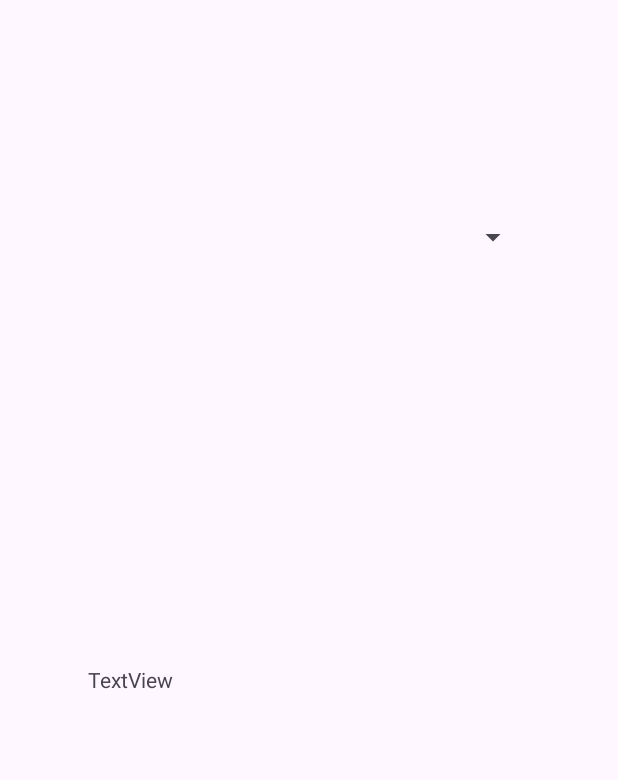
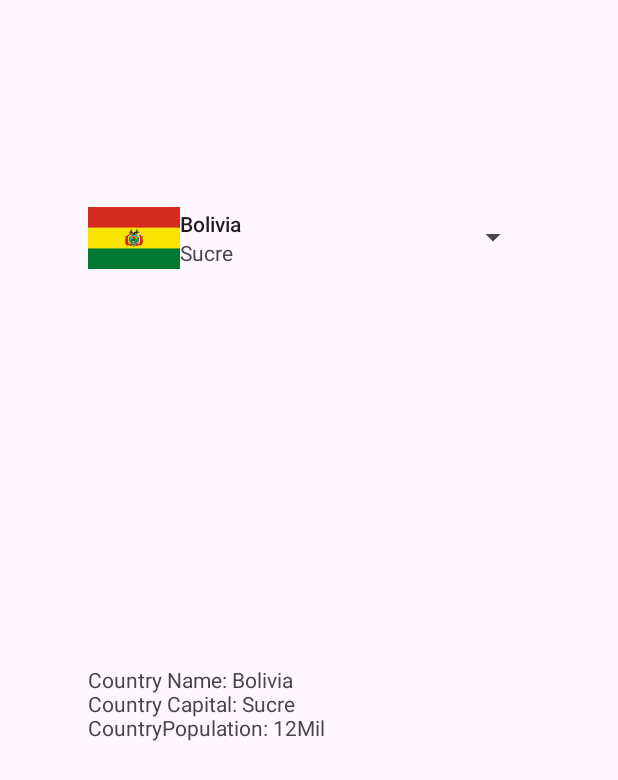
Before and after one commit to yd2058/Exe13_2024, an Android app: the screen it shows after launch (MainActivity), on a phone screen of 412 x 824 dp. Before the commit the part shown is almost empty. Shown: the top 780 px of the screen. Run offline under Robolectric (Android 15) with nearby library versions, the phone set to English and light mode, and no system bars.

Commit message:
added pbjects to spinner and info to textview final

```diff
--- a/app/src/main/java/com/example/exe13_2024/MainActivity.java
+++ b/app/src/main/java/com/example/exe13_2024/MainActivity.java
@@ -3,31 +3,37 @@ package com.example.exe13_2024;
 import android.os.Bundle;
 import android.view.View;
 import android.widget.AdapterView;
+import android.widget.Spinner;
+import android.widget.TextView;
 
-import androidx.activity.EdgeToEdge;
 import androidx.appcompat.app.AppCompatActivity;
-import androidx.core.graphics.Insets;
-import androidx.core.view.ViewCompat;
-import androidx.core.view.WindowInsetsCompat;
 
 public class MainActivity extends AppCompatActivity implements AdapterView.OnItemSelectedListener {
+    int[] flags = {R.drawable.bolivia, R.drawable.congo, R.drawable.kiribati, R.drawable.mongolia, R.drawable.new_zealand,R.drawable.slovakia,R.drawable.spain};
+    String[] pops = {"12Mil","96Mil","129K","3Mil","5Mil","5Mil","47Mil"};
+    String[] names = {"Bolivia", "Congo", "Kiribati", "Mongolia", "New Zealand", "Slovakia", "Spain"};
+    String[] caps = {"Sucre","Kinshasa","Tarawa","Ulaanbaatar","Wellington","Bratislava","Madrid"};
+    Spinner spin;
+    TextView info;
+    Spinadp adp;
 
     @Override
     protected void onCreate(Bundle savedInstanceState) {
         super.onCreate(savedInstanceState);
-        EdgeToEdge.enable(this);
         setContentView(R.layout.activity_main);
-        ViewCompat.setOnApplyWindowInsetsListener(findViewById(R.id.main), (v, insets) -> {
-            Insets systemBars = insets.getInsets(WindowInsetsCompat.Type.systemBars());
-            v.setPadding(systemBars.left, systemBars.top, systemBars.right, systemBars.bottom);
-            return insets;
-        });
+        spin = findViewById(R.id.countspin);
+        info = findViewById(R.id.infotv);
+        adp = new Spinadp(this, flags, names, caps);
+        spin.setAdapter(adp);
+        spin.setOnItemSelectedListener(this);
+        info.setText("Country Name:\nCountry Capital:\nCountryPopulation:");
+
     }
 
 
     @Override
     public void onItemSelected(AdapterView<?> adapterView, View view, int i, long l) {
-
+        info.setText("Country Name: "+names[i]+"\nCountry Capital: "+caps[i]+"\nCountryPopulation: "+pops[i]);
     }
 
 
--- /dev/null
+++ b/app/src/main/java/com/example/exe13_2024/Spinadp.java
@@ -0,0 +1,54 @@
+package com.example.exe13_2024;
+
+import android.content.Context;
+import android.view.LayoutInflater;
+import android.view.View;
+import android.view.ViewGroup;
+import android.widget.BaseAdapter;
+import android.widget.ImageView;
+import android.widget.TextView;
+
+public class Spinadp extends BaseAdapter {
+    private Context context;
+    private int[] flags;
+    private String[] names;
+    private String[] caps;
+    private LayoutInflater inflater;
+
+    public Spinadp(Context context, int[] flags, String[] names, String[] caps){
+        this.context = context;
+        this.flags = flags;
+        this.names = names;
+        this.caps = caps;
+        inflater = LayoutInflater.from(context);
+    }
+    @Override
+    public int getCount() {
+        return names.length;
+    }
+
+
+    @Override
+    public Object getItem(int i) {
+        return names[i];
+    }
+
+
+    @Override
+    public long getItemId(int i) {
+        return i;
+    }
+
+
+    @Override
+    public View getView(int i, View view, ViewGroup parent) {
+        view = inflater.inflate(R.layout.custom_spin_line, parent, false);
+        ImageView flg = view.findViewById(R.id.flg);
+        TextView countname = view.findViewById(R.id.countname);
+        TextView cap = view.findViewById(R.id.cap);
+        flg.setImageResource(flags[i]);
+        countname.setText(names[i]);
+        cap.setText(caps[i]);
+        return view;
+    }
+}
--- a/app/src/main/res/layout/activity_main.xml
+++ b/app/src/main/res/layout/activity_main.xml
@@ -24,7 +24,7 @@
             android:layout_weight="1" />
 
         <Spinner
-            android:id="@+id/spinner"
+            android:id="@+id/countspin"
             android:layout_width="match_parent"
             android:layout_height="0dp"
             android:layout_weight="0.5" />
@@ -35,7 +35,7 @@
             android:layout_weight="2" />
 
         <TextView
-            android:id="@+id/textView"
+            android:id="@+id/infotv"
             android:layout_width="match_parent"
             android:layout_height="0dp"
             android:layout_weight="2"
--- /dev/null
+++ b/app/src/main/res/layout/custom_spin_line.xml
@@ -0,0 +1,41 @@
+<?xml version="1.0" encoding="utf-8"?>
+<LinearLayout xmlns:android="http://schemas.android.com/apk/res/android"
+    xmlns:tools="http://schemas.android.com/tools"
+    android:layout_width="match_parent"
+    android:layout_height="85dp"
+    android:gravity="center"
+    android:orientation="horizontal">
+
+    <ImageView
+        android:id="@+id/flg"
+        android:layout_width="0dp"
+        android:layout_height="match_parent"
+        android:layout_gravity="center"
+        android:layout_weight="25"
+        tools:srcCompat="@tools:sample/avatars" />
+
+    <LinearLayout
+        android:layout_width="0dp"
+        android:layout_height="match_parent"
+        android:layout_weight="75"
+        android:orientation="vertical">
+
+        <TextView
+            android:id="@+id/countname"
+            android:layout_width="match_parent"
+            android:layout_height="0dp"
+            android:layout_weight="1"
+            android:gravity="bottom|left"
+            android:text="TextView"
+            android:textAppearance="@style/TextAppearance.AppCompat.Body2" />
+
+        <TextView
+            android:id="@+id/cap"
+            android:layout_width="match_parent"
+            android:layout_height="0dp"
+            android:layout_weight="1"
+            android:gravity="top|left"
+            android:text="TextView" />
+    </LinearLayout>
+
+</LinearLayout>
--- a/gradle.properties
+++ b/gradle.properties
@@ -1,21 +1,16 @@
-# Project-wide Gradle settings.
-# IDE (e.g. Android Studio) users:
-# Gradle settings configured through the IDE *will override*
-# any settings specified in this file.
-# For more details on how to configure your build environment visit
+## For more details on how to configure your build environment visit
 # http://www.gradle.org/docs/current/userguide/build_environment.html
+#
 # Specifies the JVM arguments used for the daemon process.
 # The setting is particularly useful for tweaking memory settings.
-org.gradle.jvmargs=-Xmx2048m -Dfile.encoding=UTF-8
+# Default value: -Xmx1024m -XX:MaxPermSize=256m
+# org.gradle.jvmargs=-Xmx2048m -XX:MaxPermSize=512m -XX:+HeapDumpOnOutOfMemoryError -Dfile.encoding=UTF-8
+#
 # When configured, Gradle will run in incubating parallel mode.
 # This option should only be used with decoupled projects. For more details, visit
 # https://developer.android.com/r/tools/gradle-multi-project-decoupled-projects
 # org.gradle.parallel=true
-# AndroidX package structure to make it clearer which packages are bundled with the
-# Android operating system, and which are packaged with your app's APK
-# https://developer.android.com/topic/libraries/support-library/androidx-rn
+#Sat Mar 16 12:29:24 IST 2024
+android.nonTransitiveRClass=true
 android.useAndroidX=true
-# Enables namespacing of each library's R class so that its R class includes only the
-# resources declared in the library itself and none from the library's dependencies,
-# thereby reducing the size of the R class for that library
-android.nonTransitiveRClass=true
+org.gradle.jvmargs=-Xmx1536M -Dkotlin.daemon.jvm.options\="-Xmx1024M" -Dfile.encoding\=UTF-8
```
Also changed, not shown: app/src/main/res/drawable/bolivia.png (added), app/src/main/res/drawable/congo.png (added), app/src/main/res/drawable/kiribati.png (added), app/src/main/res/drawable/mongolia.png (added), app/src/main/res/drawable/new_zealand.png (added), app/src/main/res/drawable/slovakia.png (added), app/src/main/res/drawable/spain.png (added).
